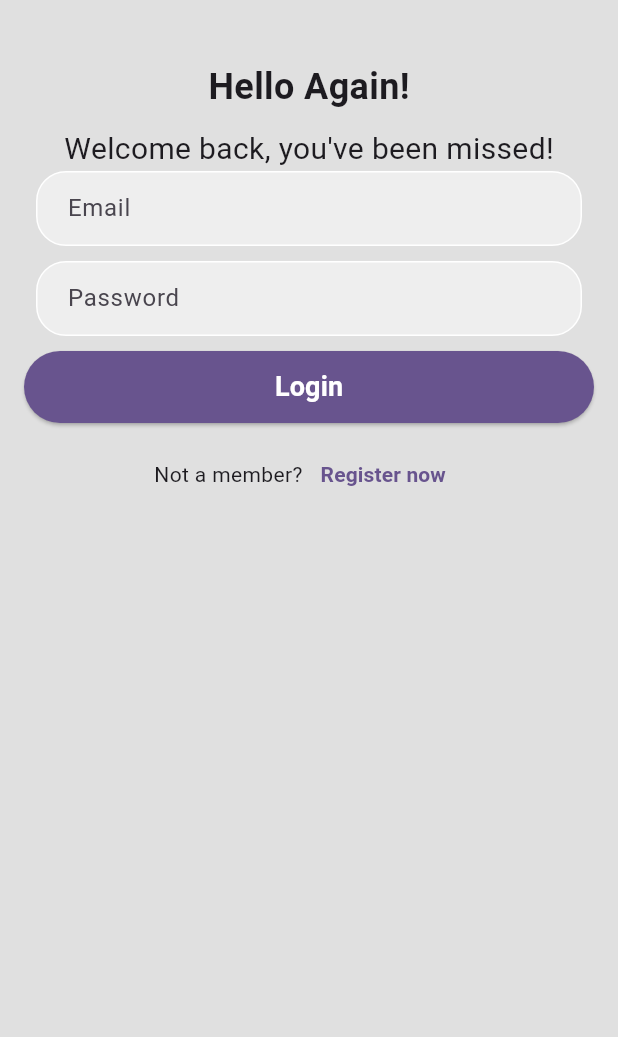
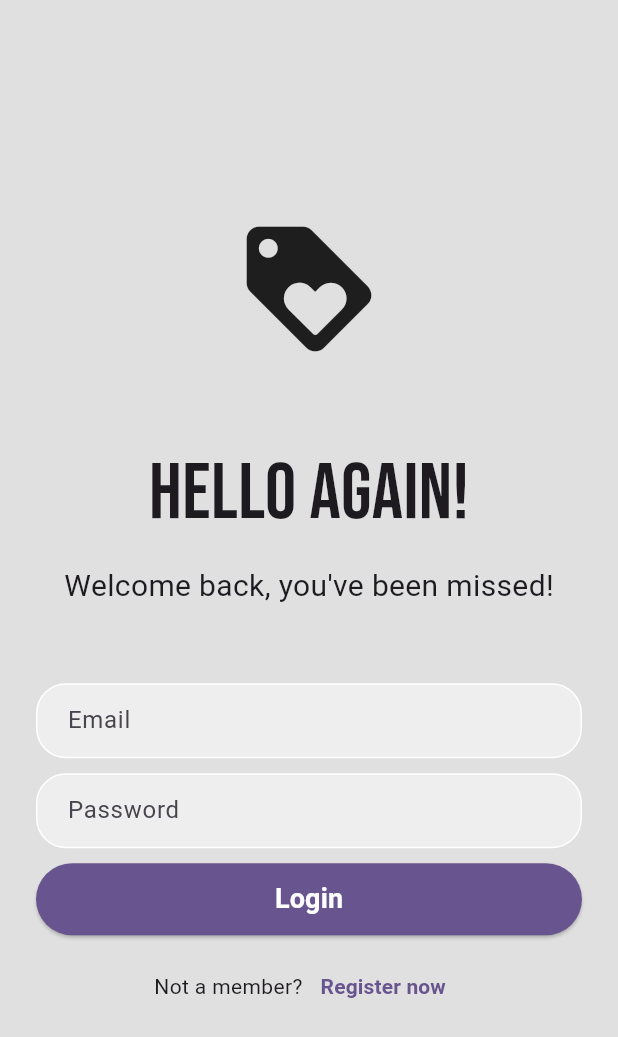
Before and after one commit to lamhongbac/basic_loyalty, a Flutter app: the screen it shows after launch, on a phone screen of 412 x 824 dp. Shown: the top 1037 px of the screen. Run offline on Flutter 3.47's test engine with Material 3 defaults, Android fonts, the light colour scheme and no system bars; our stand-ins replace google_fonts.

Commit message:
Finish Login UI

```diff
--- a/lib/views/login.dart
+++ b/lib/views/login.dart
@@ -1,5 +1,6 @@
 import 'package:basic_loyalty/controllers/auth_services.dart';
 import 'package:flutter/material.dart';
+import 'package:google_fonts/google_fonts.dart';
 
 class LoginScreen extends StatefulWidget {
   const LoginScreen({super.key});
@@ -75,27 +76,33 @@ class _LoginScreenState extends State<LoginScreen> {
     return Scaffold(
       backgroundColor: Colors.grey[300],
       body: SafeArea(
+        child: Center(
           child: SingleChildScrollView(
-          child: Center(
             child: Form(
               key: _formkey,
               child: Padding(
-                padding: const EdgeInsets.all(16),
+                padding: const EdgeInsets.symmetric(horizontal: 16.0),
                 child: Column(
                   mainAxisAlignment: MainAxisAlignment.center,
                   mainAxisSize: MainAxisSize.min,
                   children: [
-                    const SizedBox(height: 25),
-                    const Text(
+                    const Icon(
+                      Icons.loyalty_rounded,
+                      size: 100,
+                    ),
+                    const SizedBox(height: 50),
+                    Text(
                       'Hello Again!',
-                      style:
-                          TextStyle(fontSize: 24, fontWeight: FontWeight.bold),
+                      style: GoogleFonts.bebasNeue(
+                        fontSize: 52,
+                      ),
                     ),
                     const SizedBox(height: 10),
                     const Text(
                       'Welcome back, you\'ve been missed!',
                       style: TextStyle(fontSize: 20),
                     ),
+                    const SizedBox(height: 50),
                     // email TextFormField
                     Padding(
                       padding: const EdgeInsets.symmetric(horizontal: 8.0),
@@ -162,7 +169,9 @@ class _LoginScreenState extends State<LoginScreen> {
                       ),
                     ),
                     const SizedBox(height: 10),
-                    SizedBox(
+                    Padding(
+                      padding: const EdgeInsets.symmetric(horizontal: 8.0),
+                      child: SizedBox(
                         height: 48,
                         width: double.infinity,
                         child: ElevatedButton(
@@ -178,6 +187,7 @@ class _LoginScreenState extends State<LoginScreen> {
                               color: Colors.white,
                               fontWeight: FontWeight.bold,
                               fontSize: 18,
+                            ),
                           ),
                         ),
                       ),
```
Lines whose indentation alone changed are shown as unchanged.
